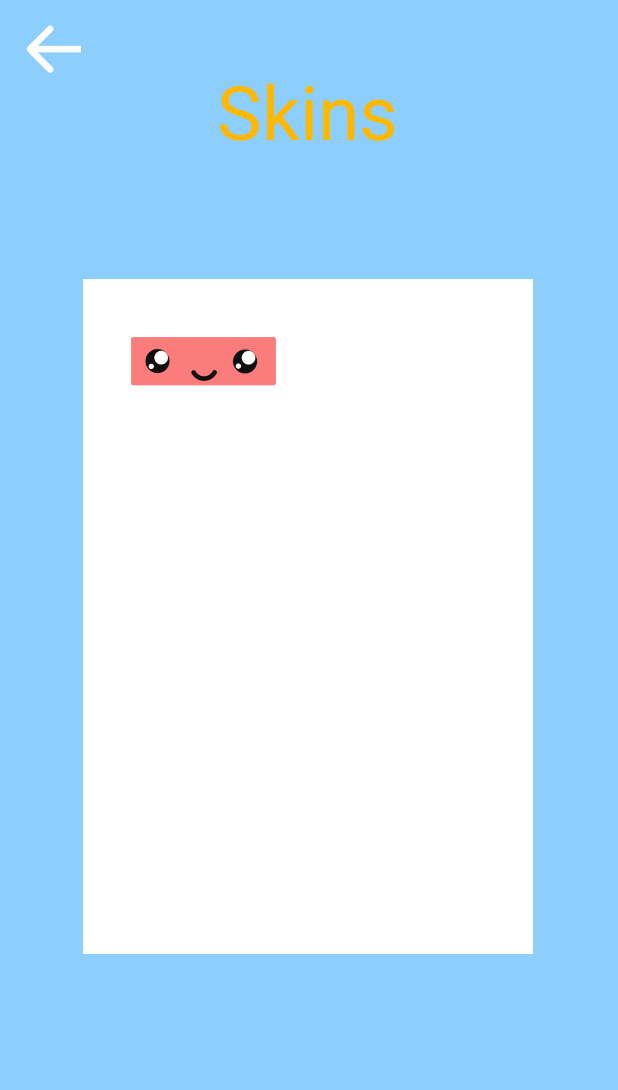
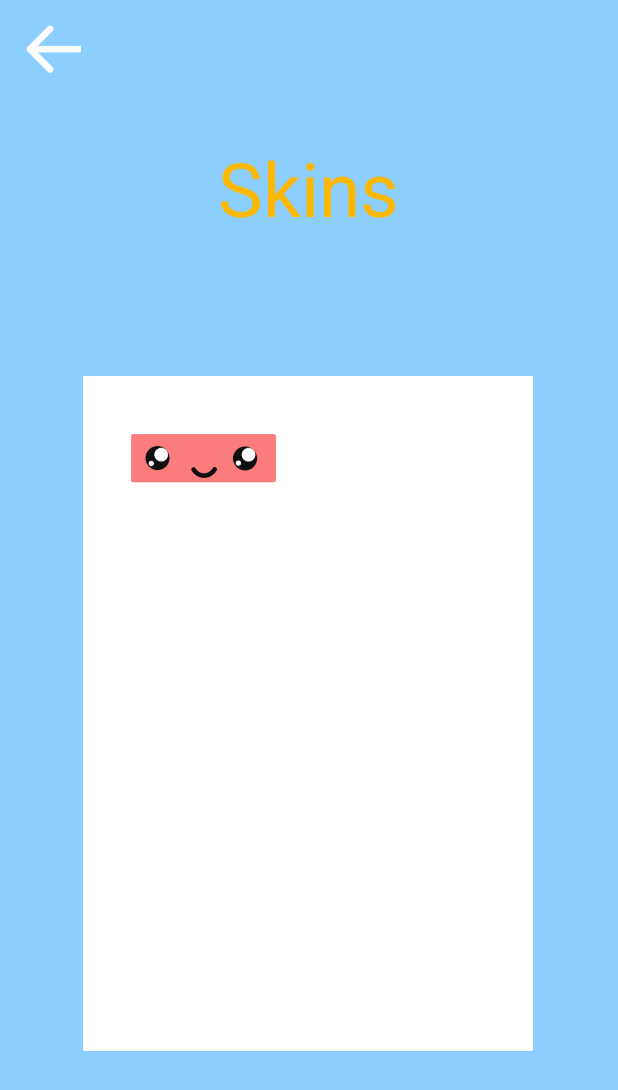
Before and after one commit to jhu-cs-uima-sp20/Team-I, an Android app: the layout activity_skins.xml on its own in the app's theme, with its tools: preview values and no code run, on a phone screen of 412 x 824 dp. Shown: the top 1090 px of the screen. Run offline under Robolectric (Android 15) with nearby library versions, the phone set to English and light mode, and no system bars.

Commit message:
fixed skins page

```diff
--- a/app/src/main/java/com/example/voicebreakah/GameActivity.java
+++ b/app/src/main/java/com/example/voicebreakah/GameActivity.java
@@ -6,6 +6,9 @@ import android.graphics.Point;
 import android.os.Bundle;
 import android.view.Display;
 import android.os.Bundle;
+import android.view.View;
+import android.widget.ImageView;
+import android.widget.LinearLayout;
 
 public class GameActivity extends AppCompatActivity {
 
--- a/app/src/main/res/layout/activity_skins.xml
+++ b/app/src/main/res/layout/activity_skins.xml
@@ -7,19 +7,6 @@ android:layout_height="match_parent"
     android:background="@color/colorBlue"
     tools:context=".Skins">
 
-    <ImageView
-    android:id="@+id/whiteBox"
-    android:layout_width="300dp"
-    android:layout_height="450dp"
-    android:background="@color/colorWhite"
-    app:layout_constraintBottom_toBottomOf="parent"
-    app:layout_constraintEnd_toEndOf="parent"
-    app:layout_constraintHorizontal_bias="0.495"
-    app:layout_constraintStart_toStartOf="parent"
-    app:layout_constraintTop_toTopOf="parent"
-    app:layout_constraintVertical_bias="0.498"
-    app:srcCompat="@android:color/background_light" />
-
     <TextView
         android:id="@+id/textView"
         android:layout_width="wrap_content"
@@ -27,18 +14,32 @@ tools:context=".Skins">
         android:text="@string/skins"
         android:textColor="@color/colorYellow"
         android:textSize="50sp"
-    app:layout_constraintBottom_toTopOf="@+id/imageView"
+        app:layout_constraintBottom_toTopOf="@+id/whiteBox"
         app:layout_constraintEnd_toEndOf="parent"
-    app:layout_constraintHorizontal_bias="0.497"
+        app:layout_constraintHorizontal_bias="0.498"
         app:layout_constraintStart_toStartOf="parent"
-    app:layout_constraintTop_toTopOf="parent"
-    android:layout_marginTop="40dp" />
+        app:layout_constraintTop_toTopOf="parent" />
+
+    <ImageView
+        android:id="@+id/whiteBox"
+        android:layout_width="300dp"
+        android:layout_height="450dp"
+        android:layout_marginBottom="32dp"
+        android:background="@color/colorWhite"
+        app:layout_constraintBottom_toBottomOf="parent"
+        app:layout_constraintEnd_toEndOf="parent"
+        app:layout_constraintHorizontal_bias="0.495"
+        app:layout_constraintStart_toStartOf="parent"
+        app:layout_constraintTop_toBottomOf="@+id/textView"
+        app:layout_constraintVertical_bias="0.498"
+        app:srcCompat="@android:color/background_light" />
 
     <ImageView
         android:id="@+id/skins_back_arrow"
         android:layout_width="40dp"
         android:layout_height="35dp"
         android:layout_marginTop="16dp"
+        android:clickable="true"
         app:layout_constraintBottom_toBottomOf="parent"
         app:layout_constraintEnd_toEndOf="parent"
         app:layout_constraintHorizontal_bias="0.043"
@@ -51,10 +52,10 @@ tools:context=".Skins">
         android:id="@+id/pinkSkin"
         android:layout_width="100dp"
         android:layout_height="50dp"
+        android:layout_marginLeft="30dp"
         android:layout_marginTop="30dp"
-        android:layout_marginLeft="30dp"
-        app:srcCompat="@drawable/paddle_pink"
         app:layout_constraintStart_toStartOf="@+id/whiteBox"
-        app:layout_constraintTop_toTopOf="@+id/whiteBox"/>
+        app:layout_constraintTop_toTopOf="@+id/whiteBox"
+        app:srcCompat="@drawable/paddle_pink" />
 
 </androidx.constraintlayout.widget.ConstraintLayout>
```
Also changed, not shown: app/src/main/java/com/example/voicebreakah/Skins.java (+13 -1 lines), app/src/main/res/layout/activity_game.xml (+15 -2 lines). Lines whose indentation alone changed are shown as unchanged.
